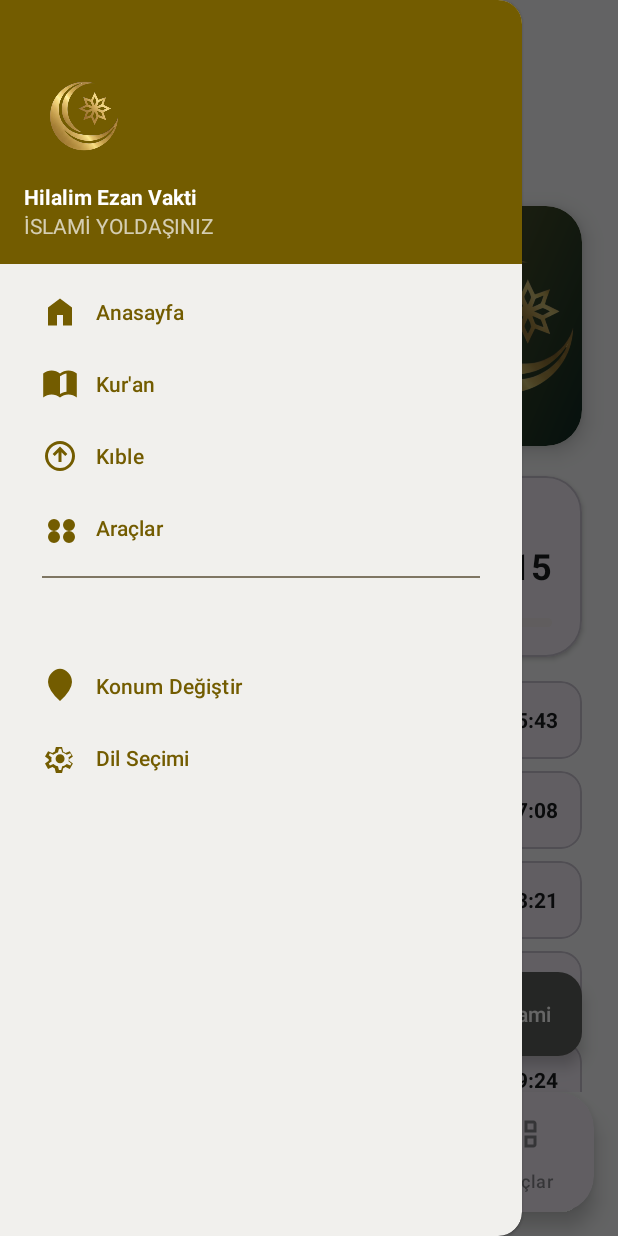
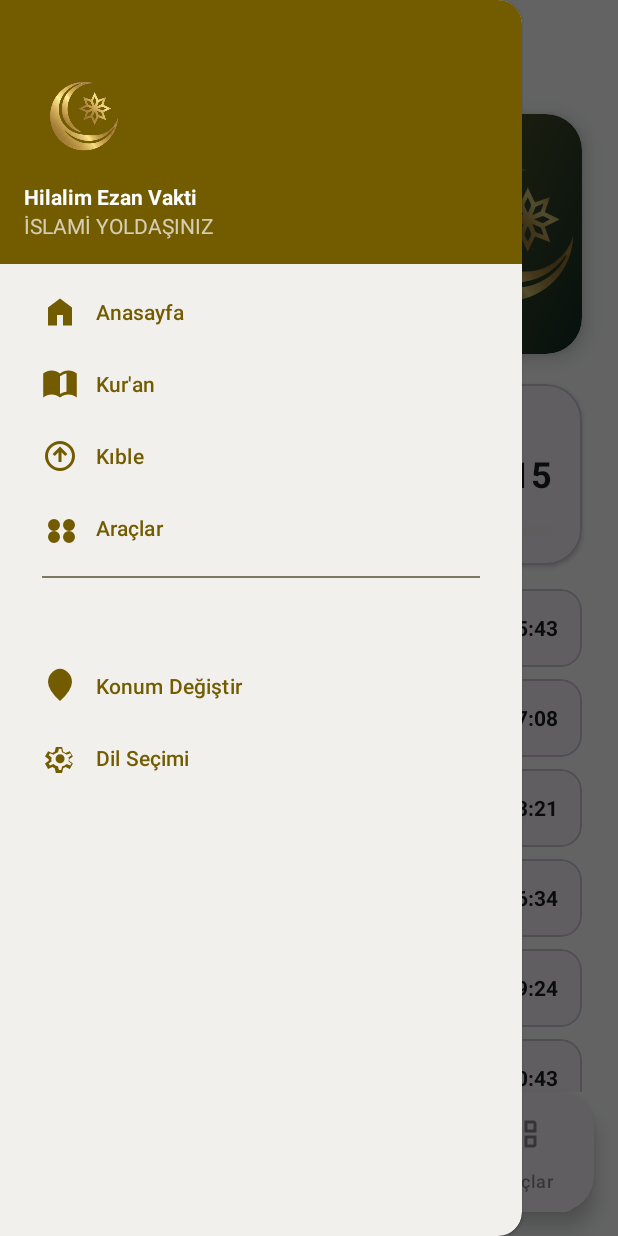
Before and after one commit to Yasin0234/Hilalim, an Android app: the Dashboard screen opened directly, with no data from a screen before it, with the side drawer open, on a phone screen of 412 x 824 dp. Run offline under Robolectric (Android 15) with nearby library versions, the phone set to English and light mode, and no system bars; our stand-ins replace AdMob; pictures from the network do not load; 1 statement that could not run was skipped.

Commit message:
Arayüz ve yerleşim (layout) düzenlemeleri yapıldı
• Dashboard: Sistem çubukları (Window Insets) dolgusu drawer_layout yerine main_content görünümüne (sol, üst, sağ, alt) uygulanacak şekilde güncellendi.
• Ana Sayfa (fragment_home):
  - Üst başlık (header_title) kaldırıldı, tarih/konum kartı doğrudan üst kenara bağlandı ve alt boşluk (padding) düzenlendi.
  - En yakın cami butonu (fab_mosque) ekran üzerinde duran FAB yerine içerik akışında günün ayeti kartının altına MaterialButton olarak taşındı.
• Araçlar ve Kıble (fragment_araclar, fragment_kible): Başlık metinlerinin (title_text, title_text_2) görünürlüğü gizlendi (gone yapıldı).

```diff
--- a/app/src/main/java/com/korkutsoftware/hilalim/Dashboard.java
+++ b/app/src/main/java/com/korkutsoftware/hilalim/Dashboard.java
@@ -87,9 +87,12 @@ public class Dashboard extends BaseActivity implements NavigationView.OnNavigati
             bannerAdView = AdManager.loadBanner(this, adContainer);
         }
 
+        android.view.View mainContent = findViewById(R.id.main_content);
         ViewCompat.setOnApplyWindowInsetsListener(findViewById(R.id.drawer_layout), (v, insets) -> {
             Insets systemBars = insets.getInsets(WindowInsetsCompat.Type.systemBars());
-            v.setPadding(systemBars.left, 0, systemBars.right, 0);
+            if (mainContent != null) {
+                mainContent.setPadding(systemBars.left, systemBars.top, systemBars.right, systemBars.bottom);
+            }
             return insets;
         });
 
--- a/app/src/main/res/layout/fragment_araclar.xml
+++ b/app/src/main/res/layout/fragment_araclar.xml
@@ -40,6 +40,7 @@
                 android:textColor="@color/primary"
                 android:textSize="20sp"
                 android:textStyle="bold"
+                android:visibility="gone"
                 app:layout_constraintBottom_toBottomOf="parent"
                 app:layout_constraintEnd_toStartOf="@+id/title_text_2"
                 app:layout_constraintHorizontal_chainStyle="packed"
@@ -54,6 +55,7 @@
                 android:textColor="@color/secondary"
                 android:textSize="20sp"
                 android:textStyle="bold"
+                android:visibility="gone"
                 app:layout_constraintBottom_toBottomOf="parent"
                 app:layout_constraintEnd_toEndOf="parent"
                 app:layout_constraintStart_toEndOf="@+id/title_text"
--- a/app/src/main/res/layout/fragment_home.xml
+++ b/app/src/main/res/layout/fragment_home.xml
@@ -14,22 +14,7 @@
         <androidx.constraintlayout.widget.ConstraintLayout
             android:layout_width="match_parent"
             android:layout_height="wrap_content"
-            android:paddingBottom="120dp">
-
-            <!-- Header Title -->
-            <TextView
-                android:id="@+id/header_title"
-                android:layout_width="wrap_content"
-                android:layout_height="wrap_content"
-                android:layout_marginTop="16dp"
-                android:fontFamily="serif"
-                android:text="@string/home_pro_title"
-                android:textColor="?attr/colorSecondary"
-                android:textSize="24sp"
-                android:textStyle="bold"
-                app:layout_constraintEnd_toEndOf="parent"
-                app:layout_constraintStart_toStartOf="parent"
-                app:layout_constraintTop_toTopOf="parent" />
+            android:paddingBottom="24dp">
 
             <!-- Date/Location Card -->
             <com.google.android.material.card.MaterialCardView
@@ -37,10 +22,10 @@
                 android:layout_width="match_parent"
                 android:layout_height="160dp"
                 android:layout_marginHorizontal="24dp"
-                android:layout_marginTop="24dp"
+                android:layout_marginTop="12dp"
                 app:cardCornerRadius="24dp"
                 app:cardElevation="8dp"
-                app:layout_constraintTop_toBottomOf="@id/header_title"
+                app:layout_constraintTop_toTopOf="parent"
                 app:strokeWidth="0dp">
 
                 <androidx.constraintlayout.widget.ConstraintLayout
@@ -292,6 +277,7 @@
 
             <!-- Verse of the Day Card -->
             <com.google.android.material.card.MaterialCardView
+                android:id="@+id/verse_card"
                 android:layout_width="match_parent"
                 android:layout_height="wrap_content"
                 android:layout_marginHorizontal="24dp"
@@ -343,20 +329,25 @@
                 </LinearLayout>
             </com.google.android.material.card.MaterialCardView>
 
+            <!-- Nearest Mosque Button (placed below Verse Card so it never overlaps prayer times) -->
+            <com.google.android.material.button.MaterialButton
+                android:id="@+id/fab_mosque"
+                android:layout_width="match_parent"
+                android:layout_height="56dp"
+                android:layout_marginHorizontal="24dp"
+                android:layout_marginTop="16dp"
+                android:backgroundTint="?attr/colorSecondary"
+                android:text="@string/fab_nearest_mosque"
+                android:textAllCaps="false"
+                android:textColor="?attr/colorOnSecondary"
+                android:textStyle="bold"
+                app:cornerRadius="20dp"
+                app:icon="@drawable/ic_mosque"
+                app:iconGravity="textStart"
+                app:iconTint="?attr/colorOnSecondary"
+                app:layout_constraintTop_toBottomOf="@id/verse_card" />
+
         </androidx.constraintlayout.widget.ConstraintLayout>
     </androidx.core.widget.NestedScrollView>
 
-    <!-- FAB: Find Nearest Mosque -->
-    <com.google.android.material.floatingactionbutton.ExtendedFloatingActionButton
-        android:id="@+id/fab_mosque"
-        android:layout_width="wrap_content"
-        android:layout_height="wrap_content"
-        android:layout_gravity="bottom|end"
-        android:layout_margin="24dp"
-        android:text="@string/fab_nearest_mosque"
-        android:textColor="?attr/colorOnSecondary"
-        app:backgroundTint="?attr/colorSecondary"
-        app:icon="@drawable/ic_mosque"
-        app:iconTint="?attr/colorOnSecondary" />
-
 </androidx.coordinatorlayout.widget.CoordinatorLayout>
--- a/app/src/main/res/layout/fragment_kible.xml
+++ b/app/src/main/res/layout/fragment_kible.xml
@@ -34,6 +34,7 @@
             android:textColor="@color/primary"
             android:textSize="20sp"
             android:textStyle="bold"
+            android:visibility="gone"
             app:layout_constraintBottom_toBottomOf="parent"
             app:layout_constraintEnd_toStartOf="@+id/title_text_2"
             app:layout_constraintHorizontal_chainStyle="packed"
@@ -48,6 +49,7 @@
             android:textColor="@color/secondary"
             android:textSize="20sp"
             android:textStyle="bold"
+            android:visibility="gone"
             app:layout_constraintBottom_toBottomOf="parent"
             app:layout_constraintEnd_toEndOf="parent"
             app:layout_constraintStart_toEndOf="@+id/title_text"
```
